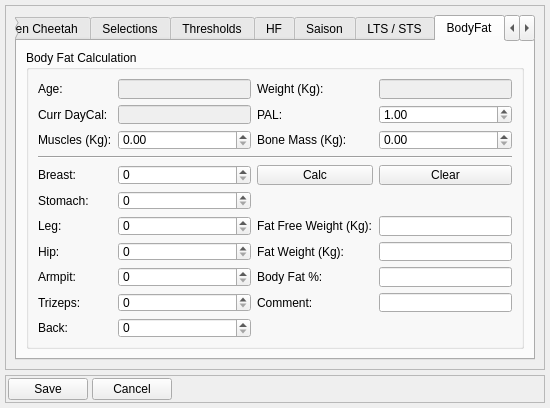
Qt form dialog_settings.ui (Tria-Andy/WorkoutEditor) before a commit.
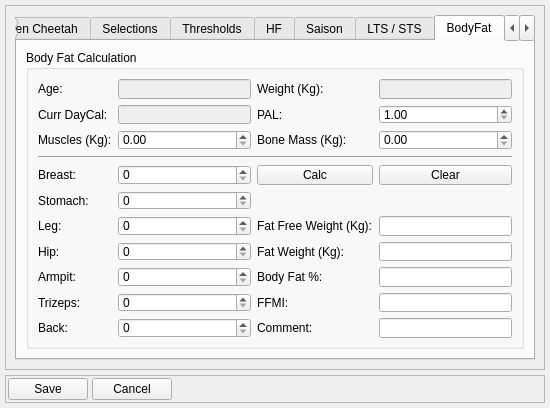
The same form after that commit. The open tabs and pages were chosen to show the change. Icons and pictures are not drawn.

```diff
--- a/dialog_settings.ui
+++ b/dialog_settings.ui
@@ -1732,13 +1732,6 @@
                </property>
               </widget>
              </item>
-             <item row="9" column="2">
-              <widget class="QLabel" name="label_38">
-               <property name="text">
-                <string>Comment:</string>
-               </property>
-              </widget>
-             </item>
              <item row="6" column="2">
               <widget class="QLabel" name="label_35">
                <property name="text">
@@ -1790,9 +1783,6 @@
              <item row="7" column="3">
               <widget class="QLineEdit" name="lineEdit_fatweight"/>
              </item>
-             <item row="9" column="3">
-              <widget class="QLineEdit" name="lineEdit_comment"/>
-             </item>
              <item row="3" column="0" colspan="4">
               <widget class="Line" name="line_7">
                <property name="orientation">
@@ -1826,6 +1816,26 @@
                </property>
               </widget>
              </item>
+             <item row="10" column="2">
+              <widget class="QLabel" name="label_38">
+               <property name="text">
+                <string>Comment:</string>
+               </property>
+              </widget>
+             </item>
+             <item row="10" column="3">
+              <widget class="QLineEdit" name="lineEdit_comment"/>
+             </item>
+             <item row="9" column="2">
+              <widget class="QLabel" name="label_54">
+               <property name="text">
+                <string>FFMI:</string>
+               </property>
+              </widget>
+             </item>
+             <item row="9" column="3">
+              <widget class="QLineEdit" name="lineEdit_ffmi"/>
+             </item>
             </layout>
             <zorder>spinBox_leg</zorder>
             <zorder>spinBox_stomach</zorder>
```
Left out of the diff: 6 changed lines with no effect on the pictures.
